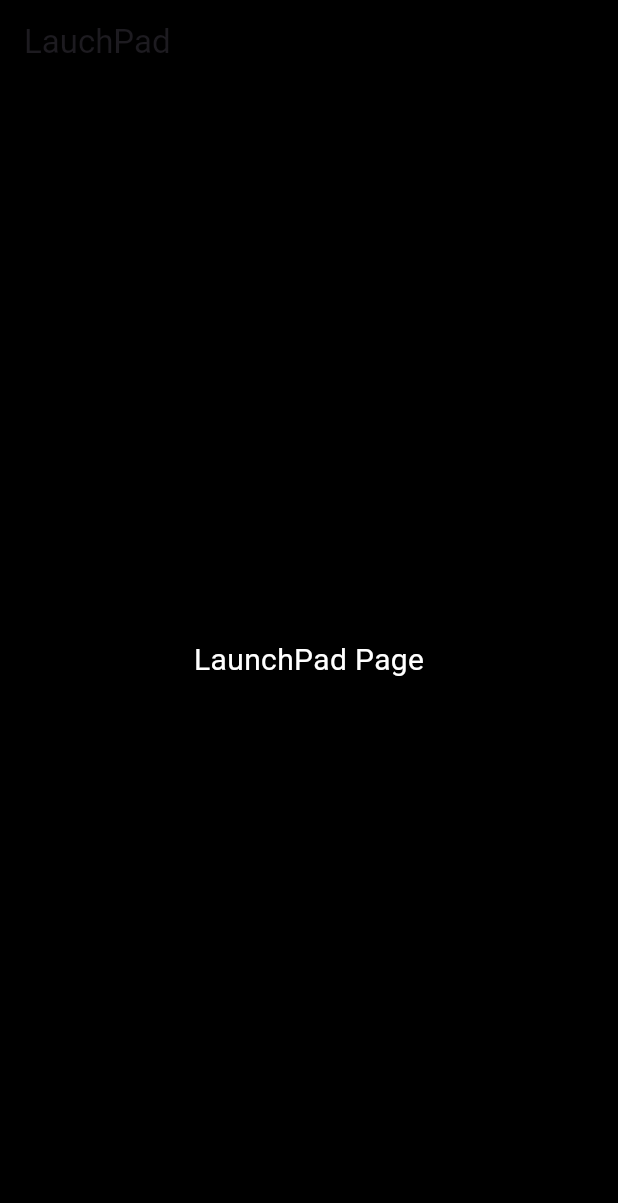
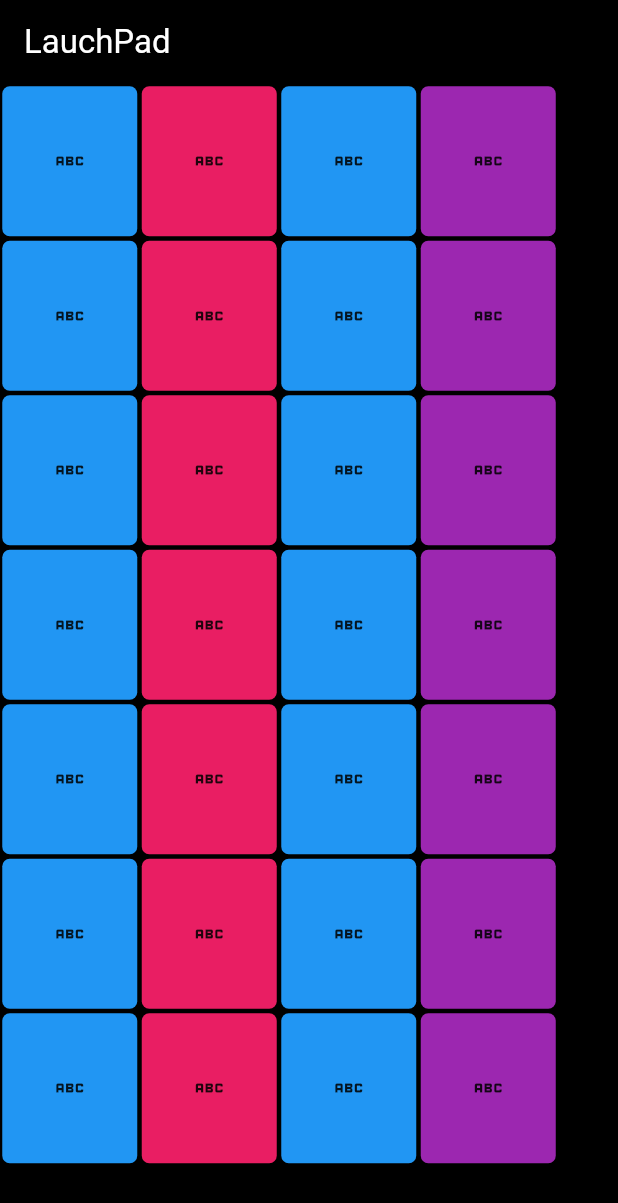
Before and after one commit to AritraSanyal/lauch_pad, a Flutter app: the screen it shows after launch, on a phone screen of 412 x 824 dp. Shown: the top 1203 px of the screen. Run offline on Flutter 3.47's test engine with Material 3 defaults, Android fonts, the phone set to English and light mode, and no system bars.

Commit message:
basic layout design

```diff
--- a/lib/pages/lauch_pad.dart
+++ b/lib/pages/lauch_pad.dart
@@ -1,4 +1,6 @@
 import 'package:flutter/material.dart';
+import 'package:launch_pad/widgets/build_all_pads.dart';
+
 
 class LauchPad extends StatefulWidget {
   const LauchPad({super.key});
@@ -13,19 +15,16 @@ class _LauchPadState extends State<LauchPad> {
     return Scaffold(
       backgroundColor: Colors.black,
       appBar: AppBar(
-        title: Text("LauchPad"),
+        title: Text("LauchPad",
+        style: TextStyle(
+          color: Colors.white,
+        ),
+        ),
         backgroundColor: Colors.black,
 
       ),
       body: Center(
-        child: Container(
-          child: Text("LaunchPad Page",
-          style: TextStyle(
-            fontSize: 20,
-            color: Colors.white
-          ),
-          ),
-        ),
+        child: buildAllPads(),
       ),
     );
   }
--- /dev/null
+++ b/lib/widgets/build_all_pads.dart
@@ -0,0 +1,24 @@
+import 'package:flutter/material.dart';
+import 'package:launch_pad/widgets/build_row_4.dart';
+
+class buildAllPads extends StatelessWidget {
+  const buildAllPads({
+    super.key,
+  });
+
+  @override
+  Widget build(BuildContext context) {
+    return Column(
+      children: [
+        buildRow4(),
+        buildRow4(),
+        buildRow4(),
+        buildRow4(),
+        buildRow4(),
+        buildRow4(),
+        buildRow4(),
+
+      ],
+    );
+  }
+}
--- /dev/null
+++ b/lib/widgets/build_row_4.dart
@@ -0,0 +1,55 @@
+import 'package:flutter/material.dart';
+class buildRow4 extends StatelessWidget {
+  const buildRow4({
+    super.key,
+  });
+
+  @override
+  Widget build(BuildContext context) {
+    return Row(
+      children: [
+        Container(
+          height: 100,
+          width: 90,
+          margin: EdgeInsets.all(1.5),
+          decoration: BoxDecoration(
+            borderRadius: BorderRadius.circular(5),
+            color: Colors.blue,
+          ),
+          child: Icon(Icons.abc),
+        ),
+
+        Container(
+          height: 100,
+          width: 90,
+          margin: EdgeInsets.all(1.5),
+          decoration: BoxDecoration(
+            borderRadius: BorderRadius.circular(5),
+            color: Colors.pink,
+          ),
+          child: Icon(Icons.abc),
+        ),
+        Container(
+          height: 100,
+          width: 90,
+          margin: EdgeInsets.all(1.5),
+          decoration: BoxDecoration(
+            borderRadius: BorderRadius.circular(5),
+            color: Colors.blue,
+          ),
+          child: Icon(Icons.abc),
+        ),
+        Container(
+          height: 100,
+          width: 90,
+          margin: EdgeInsets.all(1.5),
+          decoration: BoxDecoration(
+            borderRadius: BorderRadius.circular(5),
+            color: Colors.purple,
+          ),
+          child: Icon(Icons.abc),
+        ),
+      ],
+    );
+  }
+}
```
